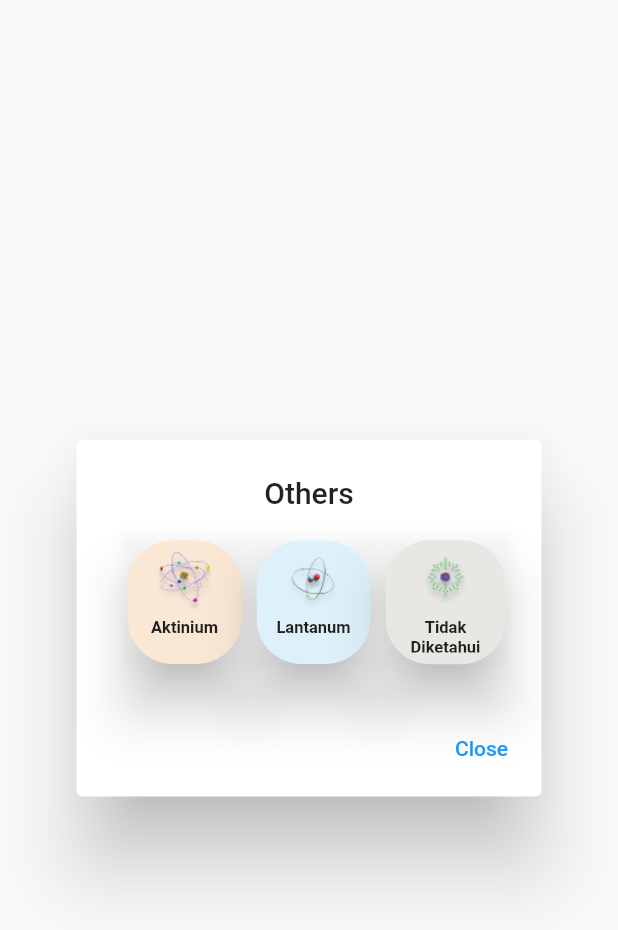
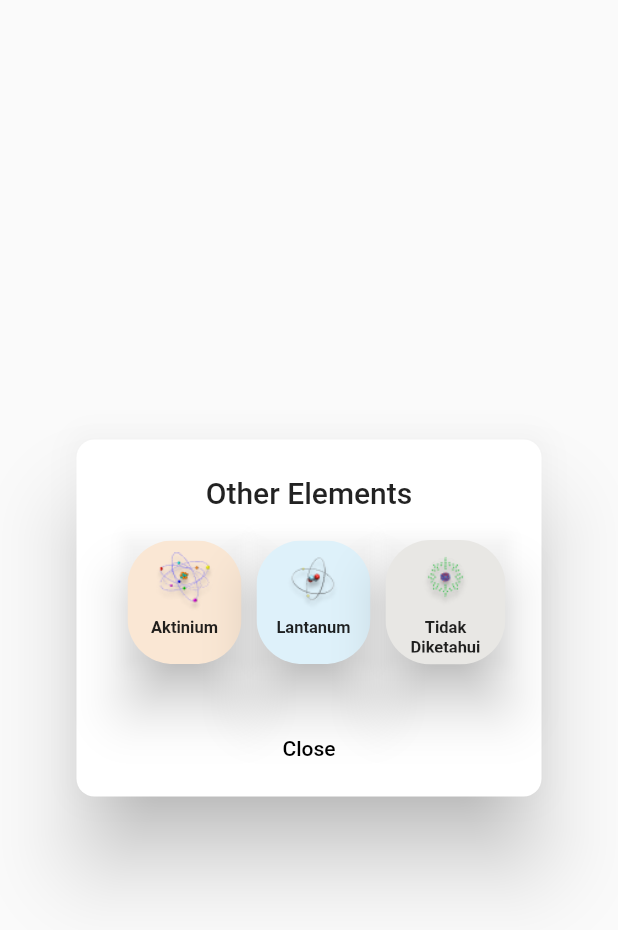
Before and after one commit to AlninoDP/E-Lement, a Flutter app: the OtherElemen widget shown alone on an empty page, opened directly, on a phone screen of 412 x 824 dp. Shown: the top 930 px of the screen. Run offline on Flutter 3.47's test engine with Material 2 defaults, Android fonts, the phone set to English and light mode, and no system bars; our stand-ins replace get.

Commit message:
improve other widget

```diff
--- a/lib/widgets/main_menu/other_elemen.dart
+++ b/lib/widgets/main_menu/other_elemen.dart
@@ -14,8 +14,9 @@ class OtherElemen extends StatelessWidget {
   Widget build(BuildContext context) {
     final screenHeight = MediaQuery.of(context).size.height;
     return AlertDialog(
+      shape: RoundedRectangleBorder(borderRadius: BorderRadius.circular((12))),
       title: const Text(
-        'Others',
+        'Other Elements',
         textAlign: TextAlign.center,
       ),
       content: Row(
@@ -61,11 +62,16 @@ class OtherElemen extends StatelessWidget {
         ],
       ),
       actions: <Widget>[
-        TextButton(
-          child: const Text('Close'),
-          onPressed: () {
-            Navigator.of(context).pop(); // Close the dialog
-          },
+        Center(
+          child: TextButton(
+            child: const Text(
+              'Close',
+              style: TextStyle(color: Colors.black),
+            ),
+            onPressed: () {
+              Get.back(); // Close the dialog
+            },
+          ),
         ),
       ],
     );
```
